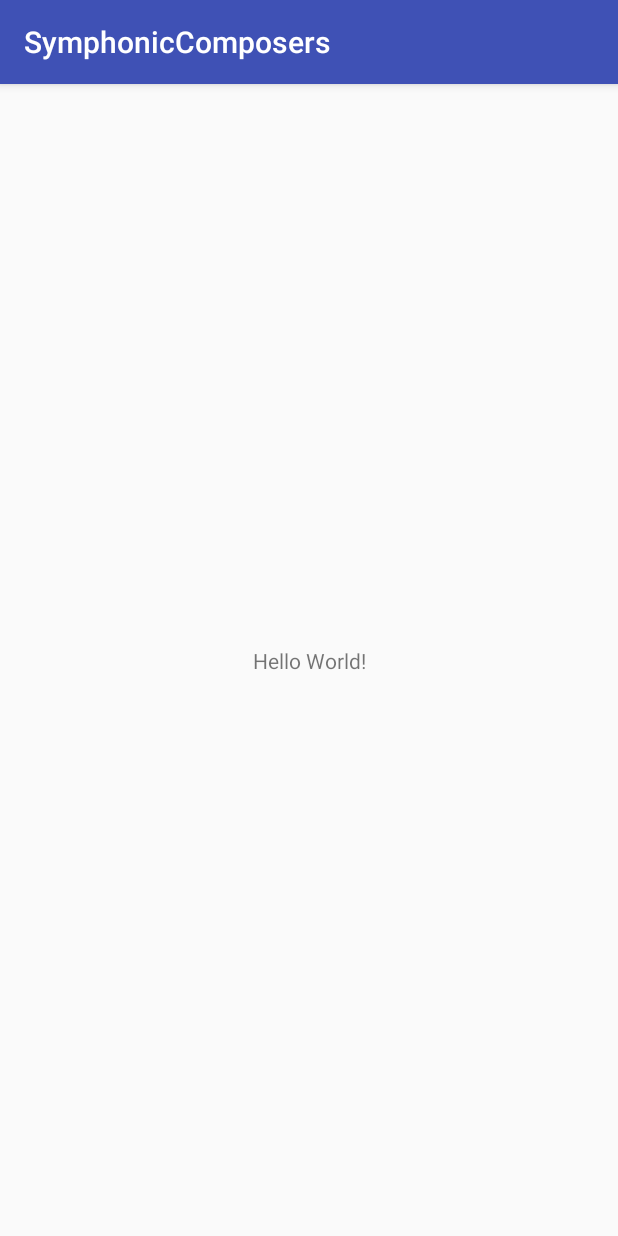
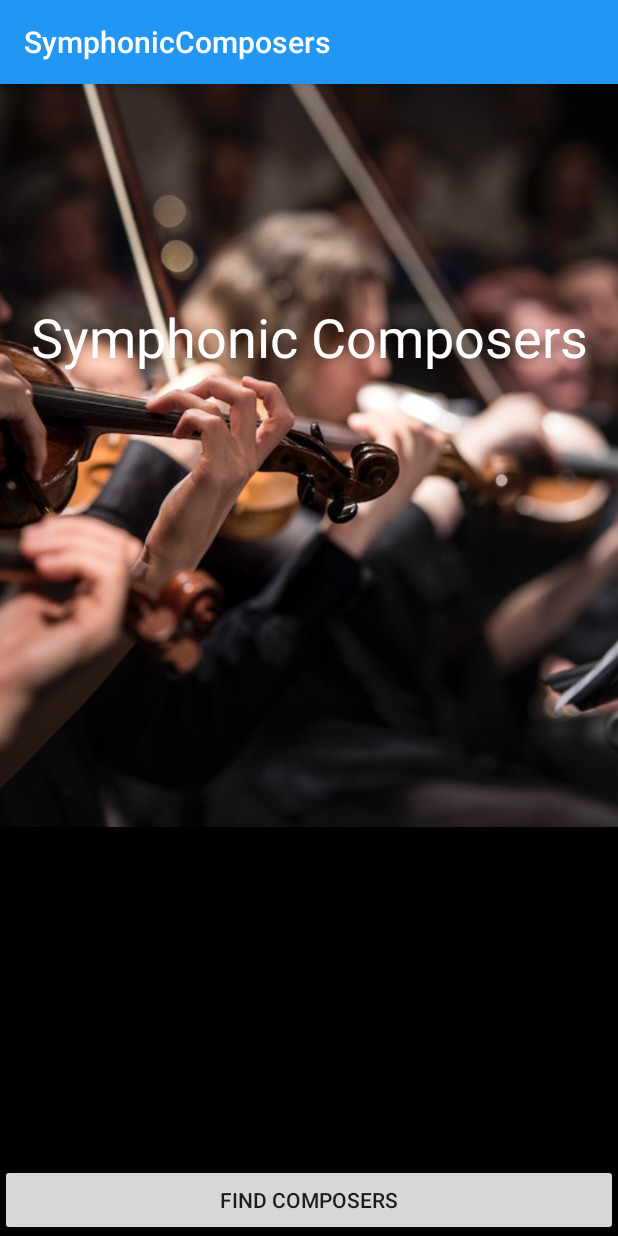
Before and after one commit to sagaquisces/Symphonic-Composers, an Android app: the screen it shows after launch (MainActivity), on a phone screen of 412 x 824 dp. Run offline under Robolectric (Android 15) with nearby library versions, the phone set to English and light mode, and no system bars.

Commit message:
create front activity with background image and button

```diff
--- a/app/src/main/res/layout/activity_main.xml
+++ b/app/src/main/res/layout/activity_main.xml
@@ -4,15 +4,40 @@
     xmlns:tools="http://schemas.android.com/tools"
     android:layout_width="match_parent"
     android:layout_height="match_parent"
+    android:background="#000000"
     tools:context="com.epicodus.symphoniccomposers.MainActivity">
+
+    <ImageView
+        android:layout_width="wrap_content"
+        android:layout_height="495dp"
+        android:id="@+id/imageView"
+        android:src="@drawable/background"
+        android:scaleType="centerCrop"
+        tools:layout_editor_absoluteY="8dp"
+        tools:layout_editor_absoluteX="0dp" />
 
     <TextView
         android:layout_width="wrap_content"
         android:layout_height="wrap_content"
-        android:text="Hello World!"
+        android:text="Symphonic Composers"
+        android:textColor="@color/colorTextIcons"
+        android:textSize="36sp"
+        android:id="@+id/textView"
         app:layout_constraintBottom_toBottomOf="parent"
         app:layout_constraintLeft_toLeftOf="parent"
         app:layout_constraintRight_toRightOf="parent"
-        app:layout_constraintTop_toTopOf="parent" />
+        app:layout_constraintTop_toTopOf="parent"
+        app:layout_constraintVertical_bias="0.2" />
+
+
+    <Button
+        android:layout_width="match_parent"
+        android:layout_height="wrap_content"
+        android:text="Find Composers"
+        app:layout_constraintBottom_toBottomOf="parent"
+        app:layout_constraintLeft_toLeftOf="parent"
+        app:layout_constraintRight_toRightOf="parent"
+        app:layout_constraintTop_toTopOf="parent"
+        app:layout_constraintVertical_bias="1.0" />
 
 </android.support.constraint.ConstraintLayout>
--- a/app/src/main/res/values/colors.xml
+++ b/app/src/main/res/values/colors.xml
@@ -1,6 +1,11 @@
 <?xml version="1.0" encoding="utf-8"?>
 <resources>
-    <color name="colorPrimary">#3F51B5</color>
-    <color name="colorPrimaryDark">#303F9F</color>
-    <color name="colorAccent">#FF4081</color>
+    <color name="colorPrimary">#2196F3</color>
+    <color name="colorPrimaryDark">#1976D2</color>
+    <color name="colorPrimaryLight">#BBDEFB</color>
+    <color name="colorAccent">#9E9E9E</color>
+    <color name="colorPrimaryText">#212121</color>
+    <color name="colorSecondaryText">#757575</color>
+    <color name="colorTextIcons">#FFFFFF</color>
+    <color name="colorDivider">#BDBDBD</color>
 </resources>
```
Also changed, not shown: app/src/main/res/drawable/background.jpg (added).
